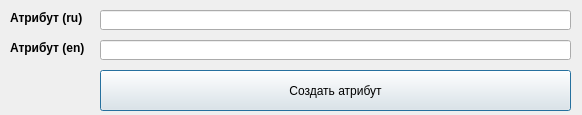
Before: the Qt Designer form geo_dm_add_well_attr_name_dialog.ui in stepanosokin/geo_dm, drawn with Qt 5.
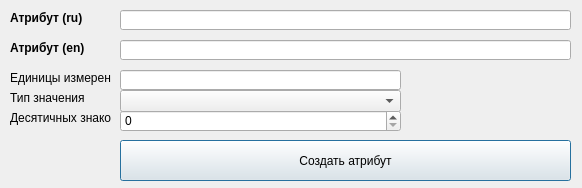
After: the same form once the commit is applied.

Commit message: moved units, decimals and val_type from well_attrs to well_attr_names

```diff
--- a/geo_dm_add_well_attr_name_dialog.ui
+++ b/geo_dm_add_well_attr_name_dialog.ui
@@ -7,7 +7,7 @@
     <x>0</x>
     <y>0</y>
     <width>582</width>
-    <height>115</height>
+    <height>188</height>
    </rect>
   </property>
   <property name="windowTitle">
@@ -54,9 +54,9 @@
   <widget class="QLineEdit" name="wellAttrNameRuLineEdit">
    <property name="geometry">
     <rect>
-     <x>100</x>
+     <x>120</x>
      <y>10</y>
-     <width>471</width>
+     <width>451</width>
      <height>20</height>
     </rect>
    </property>
@@ -64,9 +64,9 @@
   <widget class="QLineEdit" name="wellAttrNameEnLineEdit">
    <property name="geometry">
     <rect>
-     <x>100</x>
+     <x>120</x>
      <y>40</y>
-     <width>471</width>
+     <width>451</width>
      <height>20</height>
     </rect>
    </property>
@@ -74,9 +74,9 @@
   <widget class="QPushButton" name="insertWellAttrNameButton">
    <property name="geometry">
     <rect>
-     <x>100</x>
-     <y>70</y>
-     <width>471</width>
+     <x>120</x>
+     <y>140</y>
+     <width>451</width>
      <height>41</height>
     </rect>
    </property>
@@ -84,6 +84,75 @@
     <string>Создать атрибут</string>
    </property>
   </widget>
+  <widget class="QLabel" name="wellAttrNameUnitsLabel">
+   <property name="geometry">
+    <rect>
+     <x>10</x>
+     <y>70</y>
+     <width>101</width>
+     <height>16</height>
+    </rect>
+   </property>
+   <property name="text">
+    <string>Единицы измерения</string>
+   </property>
+  </widget>
+  <widget class="QLineEdit" name="wellAttrNameUnitsLineEdit">
+   <property name="geometry">
+    <rect>
+     <x>120</x>
+     <y>70</y>
+     <width>281</width>
+     <height>20</height>
+    </rect>
+   </property>
+  </widget>
+  <widget class="QLabel" name="wellAttrNameValTypeLabel">
+   <property name="geometry">
+    <rect>
+     <x>10</x>
+     <y>90</y>
+     <width>101</width>
+     <height>16</height>
+    </rect>
+   </property>
+   <property name="text">
+    <string>Тип значения</string>
+   </property>
+  </widget>
+  <widget class="QComboBox" name="wellAttrNameValTypeComboBox">
+   <property name="geometry">
+    <rect>
+     <x>120</x>
+     <y>90</y>
+     <width>281</width>
+     <height>22</height>
+    </rect>
+   </property>
+  </widget>
+  <widget class="QLabel" name="wellAttrNameDecPlacesLabel">
+   <property name="geometry">
+    <rect>
+     <x>10</x>
+     <y>110</y>
+     <width>101</width>
+     <height>16</height>
+    </rect>
+   </property>
+   <property name="text">
+    <string>Десятичных знаков</string>
+   </property>
+  </widget>
+  <widget class="QSpinBox" name="wellAttrNameDecPlacesSpinBox">
+   <property name="geometry">
+    <rect>
+     <x>120</x>
+     <y>110</y>
+     <width>281</width>
+     <height>22</height>
+    </rect>
+   </property>
+  </widget>
  </widget>
  <resources/>
  <connections/>
```
The commit also changes 2 other files.
